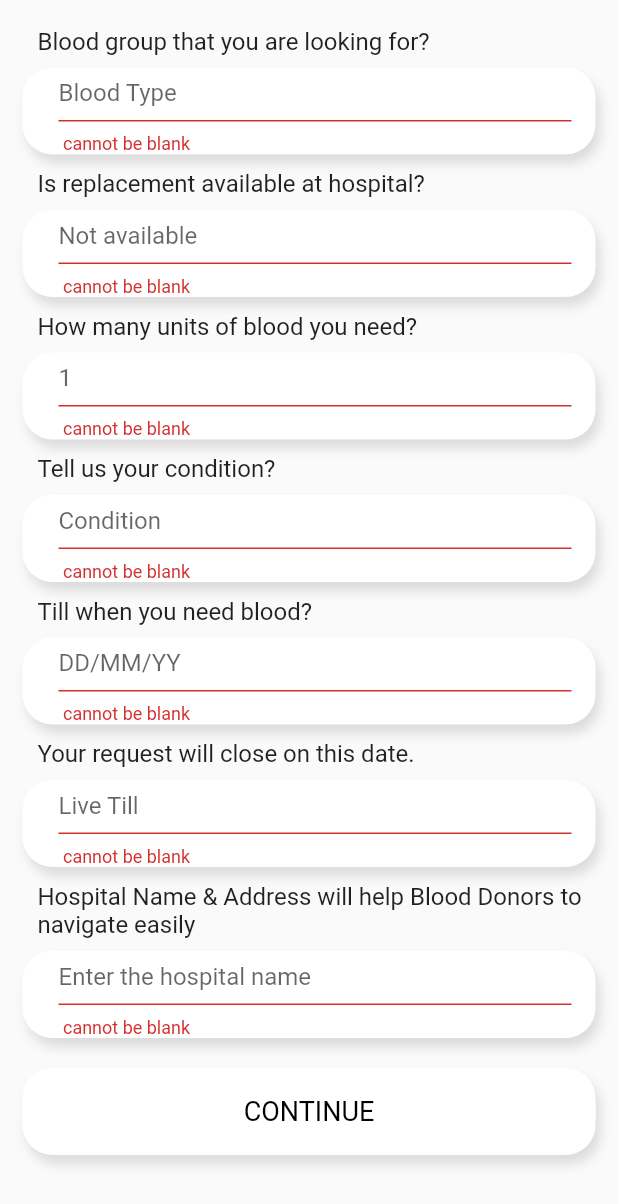
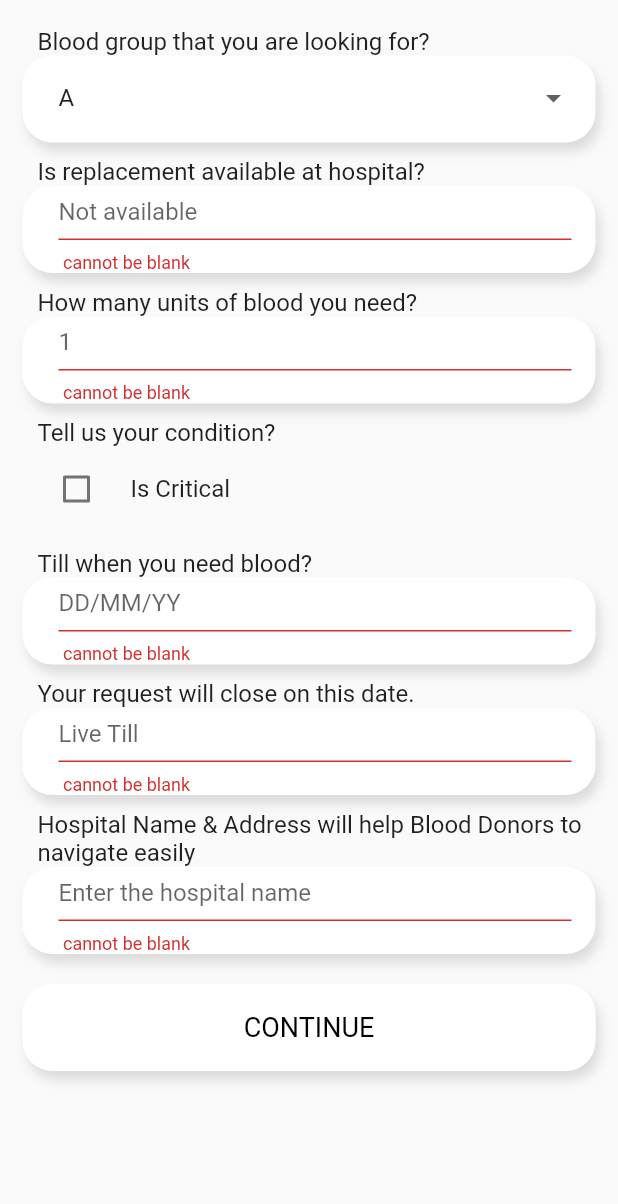
Before and after one commit to limiRatnayake/Blood-Collector, a Flutter app: the RequestBloodView screen opened directly, after a tap on "CONTINUE", on a phone screen of 412 x 824 dp. Shown: the top 1204 px of the screen. Run offline on Flutter 3.47's test engine with Material 2 defaults, Android fonts, the phone set to English and light mode, and no system bars.

Commit message:
Blood Collector

```diff
--- a/lib/UI/widgets/addcampaign_view.dart
+++ b/lib/UI/widgets/addcampaign_view.dart
@@ -92,6 +92,7 @@ class _AddCampaignsViewState extends State<AddCampaignsView> {
           child: Padding(
             padding: const EdgeInsets.only(top: 4, left: 24, right: 16),
             child: TextFormField(
+              maxLines: 5,
               decoration: InputDecoration(
                   hintText:
                       "I need a B+ blood group donor Mr. Kasun. it's urgent need.Bring your National ID or Pastpost ",
--- a/lib/UI/widgets/create_post_view.dart
+++ b/lib/UI/widgets/create_post_view.dart
@@ -1,15 +1,44 @@
 import 'package:flutter/material.dart';
 
-class PostView  extends StatefulWidget {
+class PostView extends StatefulWidget {
   @override
   _PostViewState createState() => _PostViewState();
 }
 
 class _PostViewState extends State<PostView> {
+  List<String> countries = ['INDIA', 'USA', 'JAPAN'];
+  String _countries = 'INDIA';
+
+  void something(String value) {
+    setState(() {
+      _countries = value;
+    });
+  }
+
   @override
   Widget build(BuildContext context) {
     return Scaffold(
-
+      body: Container(
+        child: Column(
+          children: <Widget>[
+            Padding(
+              padding: EdgeInsets.all(100.0),
+            ),
+            DropdownButton(
+              onChanged: (String value) {
+                something(value);
+              },
+              value: _countries,
+              items: countries.map((String value) {
+                return DropdownMenuItem(
+                  value: value,
+                  child: Text(value),
+                );
+              }).toList(),
+            )
+          ],
+        ),
+      ),
     );
   }
 }
--- a/lib/UI/widgets/requestBlood_view.dart
+++ b/lib/UI/widgets/requestBlood_view.dart
@@ -1,6 +1,6 @@
 import 'package:blood_collector/UI/widgets/create_post_view.dart';
+
 import 'package:flutter/material.dart';
-
 
 class RequestBloodView extends StatefulWidget {
   @override
@@ -8,9 +8,18 @@ class RequestBloodView extends StatefulWidget {
 }
 
 class _RequestBloodViewState extends State<RequestBloodView> {
-  final Map<String, dynamic> _formData = {'email': null, 'bloodgroup': null};
+  final Map<String, dynamic> _formData = {'bloodgroup': null};
+  bool _criticalState = false;
 
   final _formKey = GlobalKey<FormState>();
+  List<String> countries = ['A', 'A+', 'A-'];
+  String _countries = 'A';
+
+  void something(String value) {
+    setState(() {
+      _countries = value;
+    });
+  }
 
   BoxDecoration _boxDecoration() {
     return BoxDecoration(
@@ -27,20 +36,6 @@ class _RequestBloodViewState extends State<RequestBloodView> {
   Widget _bloodGroupTextField() {
     return Column(
       children: <Widget>[
-        Padding(
-          padding: const EdgeInsets.only(left: 25.0),
-          child: Row(
-            children: <Widget>[
-              Text(
-                "Blood group that you are looking for?",
-                style: TextStyle(fontFamily: 'Roboto', fontSize: 16.0),
-              ),
-            ],
-          ),
-        ),
-        SizedBox(
-          height: 8.0,
-        ),
         Container(
           width: double.infinity,
           height: 58,
@@ -48,18 +43,26 @@ class _RequestBloodViewState extends State<RequestBloodView> {
           decoration: _boxDecoration(),
           child: Padding(
             padding: const EdgeInsets.only(top: 4, left: 24, right: 16),
-            child: TextFormField(
+            child: Column(
+              children: <Widget>[
+                DropdownButtonFormField(
+                  value: _countries,
                   decoration: InputDecoration(
-                  hintText: "Blood Type",
-                  hintStyle: TextStyle(
-                    fontSize: 16.0,
-                    fontFamily: "Roboto",
-                  ),
+                      hintText: 'Blood Type',
+                      hintStyle:
+                          TextStyle(fontSize: 16.0, fontFamily: "Roboto"),
                       enabledBorder: InputBorder.none),
-              validator: (value) => value.isEmpty ? ' cannot be blank' : null,
-              onSaved: (String value) {
-                _formData['bloodgroup'] = value;
+                  onChanged: (String value) {
+                    something(value);
                   },
+                  items: countries.map((String value) {
+                    return DropdownMenuItem(
+                      value: value,
+                      child: Text(value),
+                    );
+                  }).toList(),
+                )
+              ],
             ),
           ),
         ),
@@ -70,20 +73,6 @@ class _RequestBloodViewState extends State<RequestBloodView> {
   Widget _replacementTextField() {
     return Column(
       children: <Widget>[
-        Padding(
-          padding: const EdgeInsets.only(left: 25.0),
-          child: Row(
-            children: <Widget>[
-              Text(
-                "Is replacement available at hospital?",
-                style: TextStyle(fontFamily: 'Roboto', fontSize: 16.0),
-              ),
-            ],
-          ),
-        ),
-        SizedBox(
-          height: 8.0,
-        ),
         Container(
           width: double.infinity,
           height: 58,
@@ -113,20 +102,6 @@ class _RequestBloodViewState extends State<RequestBloodView> {
   Widget _unitOfBloodTextField() {
     return Column(
       children: <Widget>[
-        Padding(
-          padding: const EdgeInsets.only(left: 25.0),
-          child: Row(
-            children: <Widget>[
-              Text(
-                "How many units of blood you need?",
-                style: TextStyle(fontFamily: 'Roboto', fontSize: 16.0),
-              ),
-            ],
-          ),
-        ),
-        SizedBox(
-          height: 8.0,
-        ),
         Container(
           width: double.infinity,
           height: 58,
@@ -156,42 +131,21 @@ class _RequestBloodViewState extends State<RequestBloodView> {
   Widget _conditionTextField() {
     return Column(
       children: <Widget>[
-        Padding(
-          padding: const EdgeInsets.only(left: 25.0),
-          child: Row(
-            children: <Widget>[
-              Text(
-                "Tell us your condition?",
-                style: TextStyle(fontFamily: 'Roboto', fontSize: 16.0),
-              ),
-            ],
-          ),
-        ),
-        SizedBox(
-          height: 8.0,
-        ),
         Container(
             width: double.infinity,
             height: 58,
             margin: EdgeInsets.symmetric(horizontal: 15.0),
-          decoration: _boxDecoration(),
-          child: Padding(
-            padding: const EdgeInsets.only(top: 4, left: 24, right: 16),
-            child: TextFormField(
-              decoration: InputDecoration(
-                  hintText: "Condition",
-                  hintStyle: TextStyle(
-                    fontSize: 16.0,
-                    fontFamily: "Roboto",
-                  ),
-                  enabledBorder: InputBorder.none),
-              validator: (value) => value.isEmpty ? ' cannot be blank' : null,
-              onSaved: (String value) {
-                _formData['bloodgroup'] = value;
+            // decoration: _boxDecoration(),
+            child: CheckboxListTile(
+              title: Text("Is Critical"),
+              value: _criticalState,
+              onChanged: (bool value) {
+                setState(() {
+                  _criticalState = value;
+                });
               },
-            ),
-          ),
-        ),
+              controlAffinity: ListTileControlAffinity.leading,
+            )),
       ],
     );
   }
@@ -199,20 +153,6 @@ class _RequestBloodViewState extends State<RequestBloodView> {
   Widget _dateTextField() {
     return Column(
       children: <Widget>[
-        Padding(
-          padding: const EdgeInsets.only(left: 25.0),
-          child: Row(
-            children: <Widget>[
-              Text(
-                "Till when you need blood?",
-                style: TextStyle(fontFamily: 'Roboto', fontSize: 16.0),
-              ),
-            ],
-          ),
-        ),
-        SizedBox(
-          height: 8.0,
-        ),
         Container(
           width: double.infinity,
           height: 58,
@@ -242,20 +182,6 @@ class _RequestBloodViewState extends State<RequestBloodView> {
   Widget _availableDateTextField() {
     return Column(
       children: <Widget>[
-        Padding(
-          padding: const EdgeInsets.only(left: 25.0),
-          child: Row(
-            children: <Widget>[
-              Text(
-                "Your request will close on this date.",
-                style: TextStyle(fontFamily: 'Roboto', fontSize: 16.0),
-              ),
-            ],
-          ),
-        ),
-        SizedBox(
-          height: 8.0,
-        ),
         Container(
           width: double.infinity,
           height: 58,
@@ -285,22 +211,6 @@ class _RequestBloodViewState extends State<RequestBloodView> {
   Widget _hospitalNameTextField() {
     return Column(
       children: <Widget>[
-        Padding(
-          padding: const EdgeInsets.only(left: 25.0),
-          child: Row(
-            children: <Widget>[
-              Flexible(
-                child: Text(
-                  "Hospital Name & Address will help Blood Donors to navigate easily",
-                  style: TextStyle(fontFamily: 'Roboto', fontSize: 16.0),
-                ),
-              ),
-            ],
-          ),
-        ),
-        SizedBox(
-          height: 8.0,
-        ),
         Container(
           width: double.infinity,
           height: 58,
@@ -351,29 +261,109 @@ class _RequestBloodViewState extends State<RequestBloodView> {
             key: _formKey,
             child: Column(
               children: <Widget>[
+                Padding(
+                  padding: const EdgeInsets.only(left: 25.0),
+                  child: Row(
+                    children: <Widget>[
+                      Text(
+                        "Blood group that you are looking for?",
+                        style: TextStyle(fontFamily: 'Roboto', fontSize: 16.0),
+                      ),
+                    ],
+                  ),
+                ),
                 _bloodGroupTextField(),
                 SizedBox(
                   height: 10.0,
+                ),
+                Padding(
+                  padding: const EdgeInsets.only(left: 25.0),
+                  child: Row(
+                    children: <Widget>[
+                      Text(
+                        "Is replacement available at hospital?",
+                        style: TextStyle(fontFamily: 'Roboto', fontSize: 16.0),
+                      ),
+                    ],
+                  ),
                 ),
                 _replacementTextField(),
                 SizedBox(
                   height: 10.0,
                 ),
+                Padding(
+                  padding: const EdgeInsets.only(left: 25.0),
+                  child: Row(
+                    children: <Widget>[
+                      Text(
+                        "How many units of blood you need?",
+                        style: TextStyle(fontFamily: 'Roboto', fontSize: 16.0),
+                      ),
+                    ],
+                  ),
+                ),
                 _unitOfBloodTextField(),
                 SizedBox(
                   height: 10.0,
+                ),
+                Padding(
+                  padding: const EdgeInsets.only(left: 25.0),
+                  child: Row(
+                    children: <Widget>[
+                      Text(
+                        "Tell us your condition?",
+                        style: TextStyle(fontFamily: 'Roboto', fontSize: 16.0),
+                      ),
+                    ],
+                  ),
                 ),
                 _conditionTextField(),
                 SizedBox(
                   height: 10.0,
                 ),
+                Padding(
+                  padding: const EdgeInsets.only(left: 25.0),
+                  child: Row(
+                    children: <Widget>[
+                      Text(
+                        "Till when you need blood?",
+                        style: TextStyle(fontFamily: 'Roboto', fontSize: 16.0),
+                      ),
+                    ],
+                  ),
+                ),
                 _dateTextField(),
                 SizedBox(
                   height: 10.0,
                 ),
+                Padding(
+                  padding: const EdgeInsets.only(left: 25.0),
+                  child: Row(
+                    children: <Widget>[
+                      Text(
+                        "Your request will close on this date.",
+                        style: TextStyle(fontFamily: 'Roboto', fontSize: 16.0),
+                      ),
+                    ],
+                  ),
+                ),
                 _availableDateTextField(),
                 SizedBox(
                   height: 10.0,
+                ),
+                Padding(
+                  padding: const EdgeInsets.only(left: 25.0),
+                  child: Row(
+                    children: <Widget>[
+                      Flexible(
+                        child: Text(
+                          "Hospital Name & Address will help Blood Donors to navigate easily",
+                          style:
+                              TextStyle(fontFamily: 'Roboto', fontSize: 16.0),
+                        ),
+                      ),
+                    ],
+                  ),
                 ),
                 _hospitalNameTextField(),
                 SizedBox(
--- a/pubspec.yaml
+++ b/pubspec.yaml
@@ -26,7 +26,9 @@ dependencies:
   # The following adds the Cupertino Icons font to your application.
   # Use with the CupertinoIcons class for iOS style icons.
   cupertino_icons: ^0.1.2
-  dropdownfield: ^1.0.3
+  flutter_form_builder: ^3.7.2
+
+
 
 
 dev_dependencies:
```
Also changed, not shown: pubspec.lock. Lines whose indentation alone changed are shown as unchanged.
